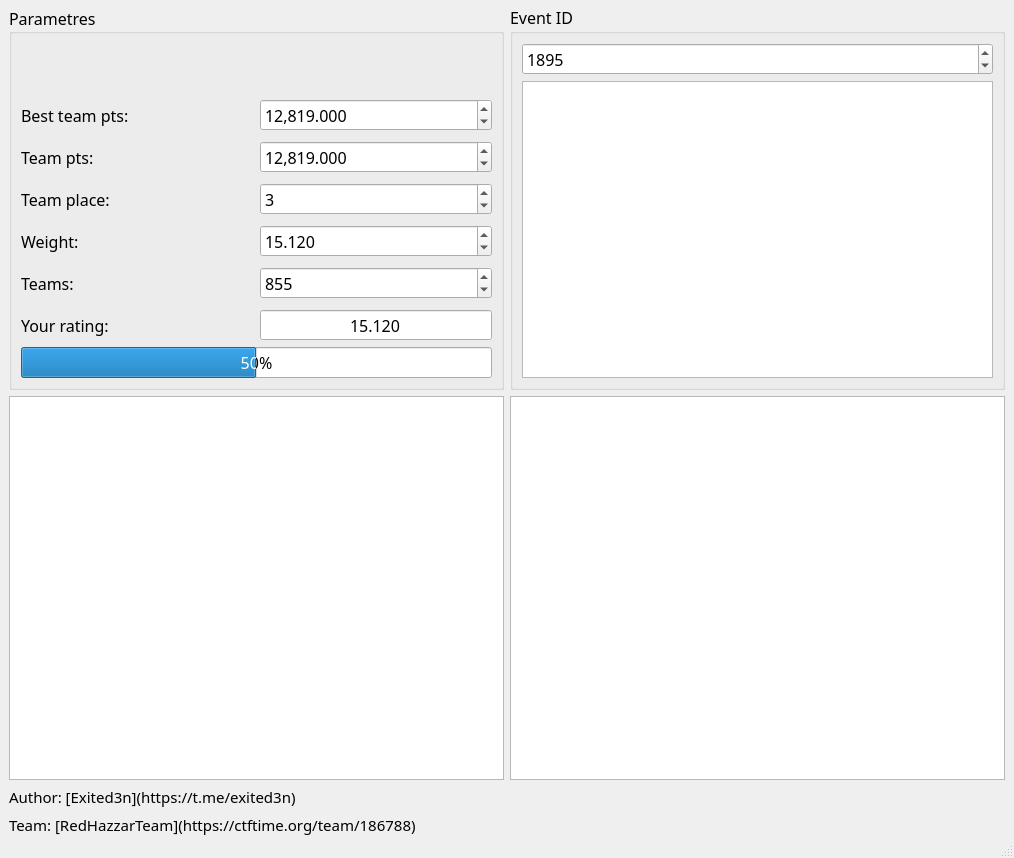
Qt form design.ui (akhomlyuk/ctftime_rating) before a commit.
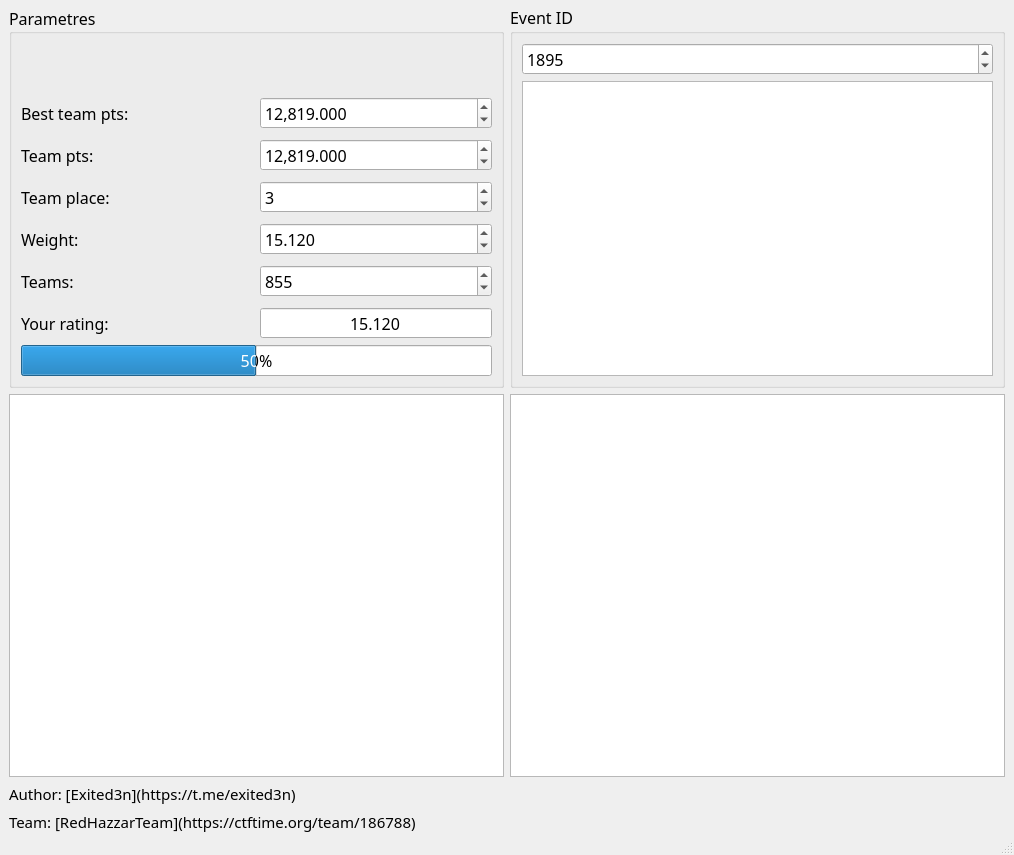
The same form after that commit. Icons and pictures are not drawn.

The edit to the form file:
```diff
--- a/design.ui
+++ b/design.ui
@@ -7,7 +7,7 @@
     <x>0</x>
     <y>0</y>
     <width>1014</width>
-    <height>858</height>
+    <height>855</height>
    </rect>
   </property>
   <property name="windowTitle">
@@ -76,8 +76,8 @@
            </property>
            <property name="maximumSize">
             <size>
-             <width>393</width>
-             <height>136</height>
+             <width>300</width>
+             <height>168</height>
             </size>
            </property>
            <property name="layoutDirection">
```
Left out of the diff: 2 changed lines with no effect on the pictures.
